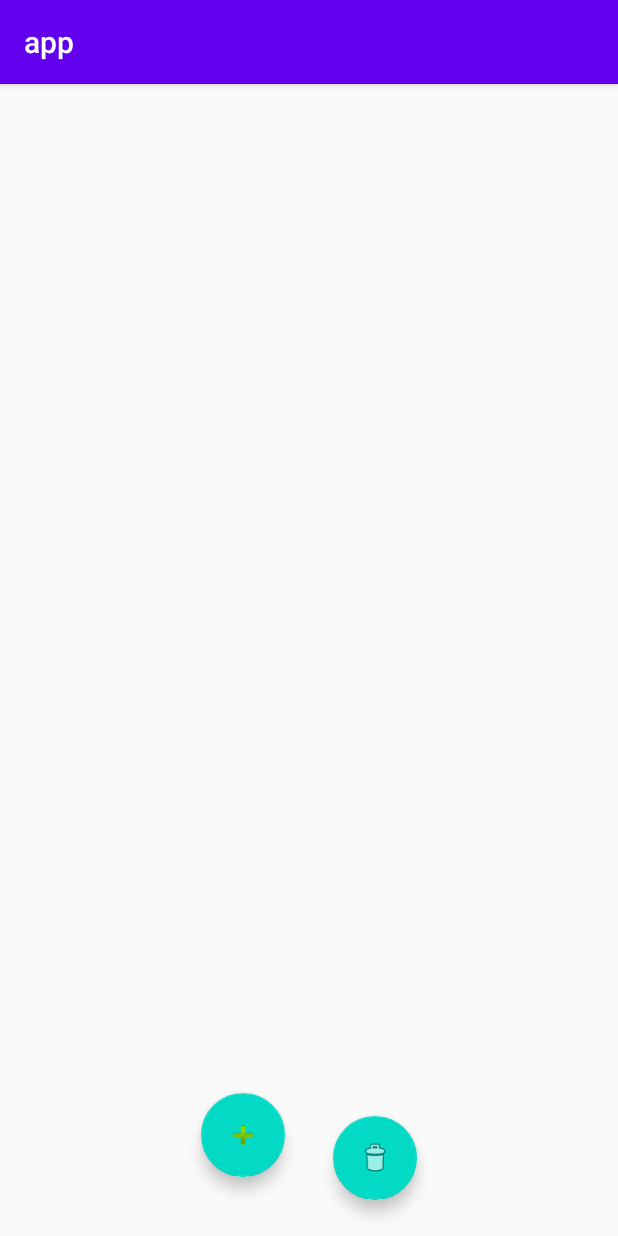
After one commit to Alexander-van-den-herik/Level4Task1, an Android app: the fragment ProductOverviewFragment shown on its own in the app's theme, on a phone screen of 412 x 824 dp. The commit adds this screen. Run offline under Robolectric (Android 15) with nearby library versions, the phone set to English and light mode, and no system bars.

Commit message:
Fixed my mistake

```diff
--- a/app/src/main/java/nl/herika/app/MainActivity.kt
+++ b/app/src/main/java/nl/herika/app/MainActivity.kt
@@ -2,12 +2,17 @@ package nl.herika.app
 
 import android.os.Bundle
 import androidx.appcompat.app.AppCompatActivity
+import nl.herika.app.databinding.ActivityMainBinding
 
 
 class MainActivity : AppCompatActivity() {
+
 
     override fun onCreate(savedInstanceState: Bundle?) {
         super.onCreate(savedInstanceState)
         setContentView(R.layout.activity_main)
     }
+
+
+
 }
--- /dev/null
+++ b/app/src/main/java/nl/herika/app/ProductOverviewFragment.kt
@@ -0,0 +1,99 @@
+package nl.herika.app
+
+import android.os.Bundle
+import android.view.LayoutInflater
+import android.view.View
+import android.view.ViewGroup
+import android.widget.EditText
+import androidx.fragment.app.Fragment
+import androidx.recyclerview.widget.DividerItemDecoration
+import androidx.recyclerview.widget.ItemTouchHelper
+import androidx.recyclerview.widget.LinearLayoutManager
+import androidx.recyclerview.widget.RecyclerView
+import kotlinx.coroutines.Dispatchers
+import kotlinx.coroutines.withContext
+import nl.herika.app.databinding.FragmentProductOverviewBinding
+import nl.herika.app.model.Product
+import nl.herika.app.repository.ProductRepository
+
+class ProductOverviewFragment : Fragment() {
+
+    private val products = arrayListOf<Product>()
+    private lateinit var binding: FragmentProductOverviewBinding
+    private val productAdapter =
+        ProductAdapter(products)
+
+
+    override fun onCreateView(
+        inflater: LayoutInflater, container: ViewGroup?,
+        savedInstanceState: Bundle?
+    ): View? {
+        // Inflate the layout for this fragment
+        binding = FragmentProductOverviewBinding.inflate(inflater, container, false)
+        return binding.root
+
+    }
+
+    override fun onViewCreated(view: View, savedInstanceState: Bundle?) {
+        super.onViewCreated(view, savedInstanceState)
+
+        initData()
+
+        binding.fabAddItem.setOnClickListener {
+            showAddProductDialog();
+        }
+
+
+        binding.fabRemove.setOnClickListener {
+            removeAllProducts()
+        }
+
+
+    }
+
+    private fun showAddProductDialog() {
+        TODO("Not yet implemented")
+    }
+
+    private fun removeAllProducts() {
+        TODO("Not yet implemented")
+    }
+
+
+    private fun initData() {
+        binding.rvProducts.addItemDecoration(
+            DividerItemDecoration(
+                activity,
+                DividerItemDecoration.VERTICAL
+            )
+        )
+
+        createItemTouchHelper().attachToRecyclerView(binding.rvProducts)
+
+        binding.rvProducts.apply {
+            setHasFixedSize(true)
+            layoutManager =  LinearLayoutManager(activity)
+            adapter = productAdapter
+        }
+    }
+
+    private fun createItemTouchHelper(): ItemTouchHelper {
+
+        val callback = object : ItemTouchHelper.SimpleCallback(0, ItemTouchHelper.LEFT) {
+            override fun onMove(
+                recyclerView: RecyclerView,
+                viewHolder: RecyclerView.ViewHolder,
+                target: RecyclerView.ViewHolder
+            ): Boolean {
+                return false
+            }
+
+            override fun onSwiped(viewHolder: RecyclerView.ViewHolder, direction: Int) {
+                val position = viewHolder.adapterPosition
+
+            }
+        }
+        return ItemTouchHelper(callback)
+    }
+
+}
--- a/app/src/main/res/layout/fragment_product_overview.xml
+++ b/app/src/main/res/layout/fragment_product_overview.xml
@@ -1,17 +1,50 @@
 <?xml version="1.0" encoding="utf-8"?>
 <androidx.constraintlayout.widget.ConstraintLayout xmlns:android="http://schemas.android.com/apk/res/android"
+    xmlns:app="http://schemas.android.com/apk/res-auto"
+    xmlns:tools="http://schemas.android.com/tools"
     android:layout_width="match_parent"
     android:layout_height="match_parent"
-    xmlns:app="http://schemas.android.com/apk/res-auto">
+    tools:context=".ProductOverviewFragment">
+
 
     <androidx.recyclerview.widget.RecyclerView
         android:id="@+id/rv_products"
         android:layout_width="match_parent"
-        android:layout_height="match_parent"
+        android:layout_height="630dp"
         android:layout_marginBottom="1dp"
         app:layout_constraintBottom_toBottomOf="parent"
         app:layout_constraintEnd_toEndOf="parent"
         app:layout_constraintStart_toStartOf="parent"
-        app:layout_constraintTop_toTopOf="parent" />
+        app:layout_constraintTop_toTopOf="parent"
+        app:layout_constraintVertical_bias="0.0" />
+
+    <com.google.android.material.floatingactionbutton.FloatingActionButton
+        android:id="@+id/fab_add_item"
+        android:layout_width="wrap_content"
+        android:layout_height="wrap_content"
+        android:layout_marginStart="117dp"
+        android:layout_marginTop="657dp"
+        android:layout_marginEnd="8dp"
+        android:layout_marginBottom="24dp"
+        android:clickable="true"
+        app:layout_constraintBottom_toBottomOf="parent"
+        app:layout_constraintEnd_toStartOf="@+id/fab_remove"
+        app:layout_constraintStart_toStartOf="parent"
+        app:layout_constraintTop_toTopOf="parent"
+        app:srcCompat="@android:drawable/ic_input_add" />
+
+    <com.google.android.material.floatingactionbutton.FloatingActionButton
+        android:id="@+id/fab_remove"
+        android:layout_width="wrap_content"
+        android:layout_height="wrap_content"
+        android:layout_marginStart="8dp"
+        android:layout_marginEnd="117dp"
+        android:layout_marginBottom="24dp"
+        android:clickable="true"
+        app:layout_constraintBottom_toBottomOf="parent"
+        app:layout_constraintEnd_toEndOf="parent"
+        app:layout_constraintStart_toEndOf="@+id/fab_add_item"
+        app:srcCompat="@android:drawable/ic_menu_delete" />
+
 
 </androidx.constraintlayout.widget.ConstraintLayout>
```
Also changed, not shown: app/src/main/res/layout/activity_main.xml (+1 -31 lines), app/src/main/res/navigation/nav_graph.xml (+10 -1 lines).
